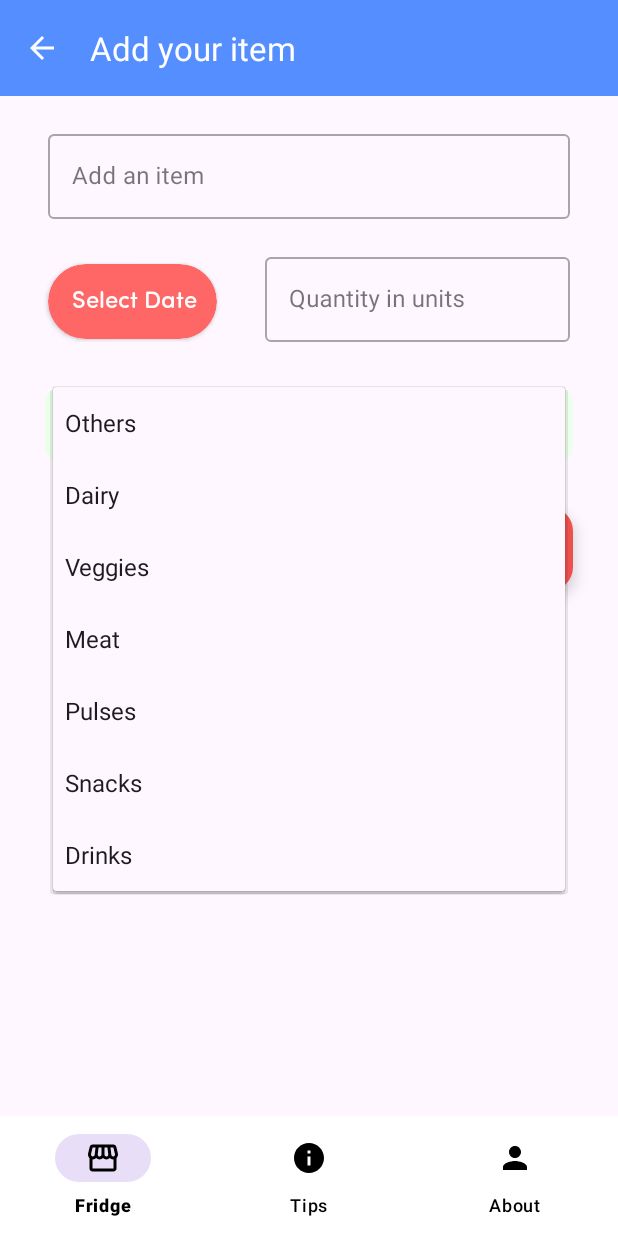
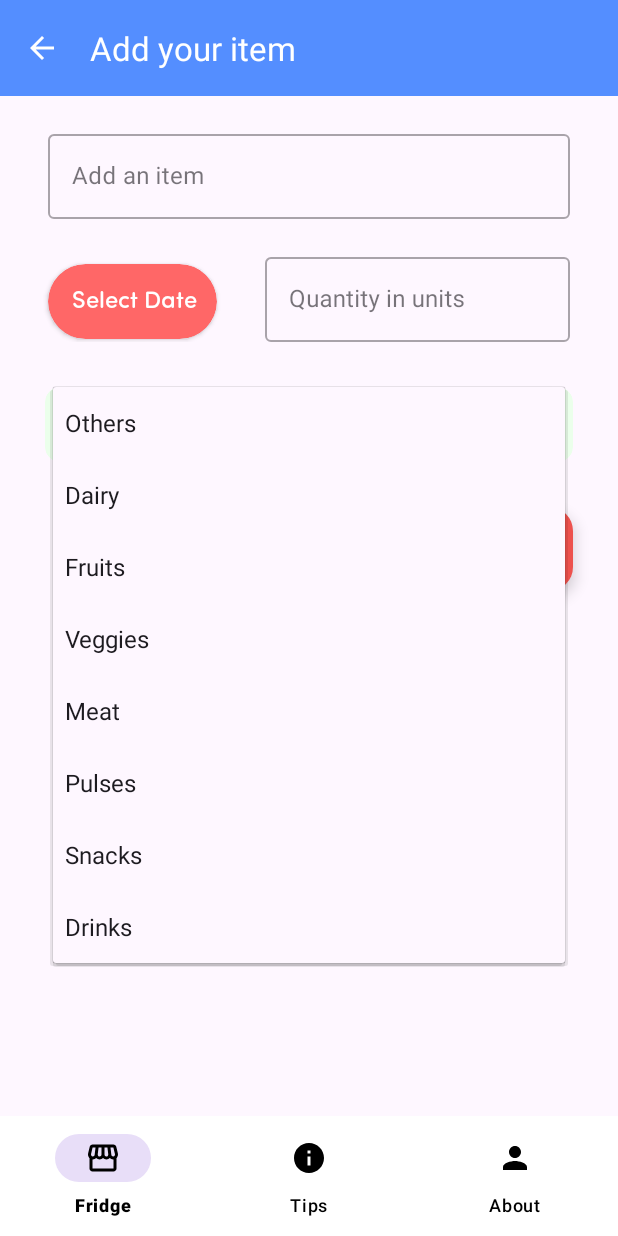
Before and after one commit to danascape/robust, an Android app: the AddItemFragment screen opened through its navigation route, after a tap on "Others", on a phone screen of 412 x 824 dp. Run offline under Robolectric (Android 15) with nearby library versions, the phone set to English and light mode, and no system bars; our stand-ins replace navigation-ui; 5 statements that could not run were skipped.

```diff
--- a/app/src/main/java/dev/dsi/robust/SplashActivity.kt
+++ b/app/src/main/java/dev/dsi/robust/SplashActivity.kt
@@ -11,7 +11,7 @@ class SplashActivity : AppCompatActivity() {
 
     override fun onCreate(savedInstanceState: Bundle?) {
         super.onCreate(savedInstanceState)
-
+        window.setStatusBarColor(this.getResources().getColor(R.color.gradient_start))
         binding = ActivitySplashBinding.inflate(layoutInflater)
         val view = binding.root
         Handler().postDelayed({
--- a/app/src/main/res/values/colors.xml
+++ b/app/src/main/res/values/colors.xml
@@ -42,6 +42,6 @@
     <color name="colorWarning">#ff9800</color>
 
     <color name="ColorFabRed">#ED514D</color>
-    <color name="gradient_start">#F4FFFA</color>
+    <color name="gradient_start">#E7FFF4</color>
     <color name="gradient_end">#A1FFC7</color>
 </resources>
--- a/app/src/main/res/values/strings.xml
+++ b/app/src/main/res/values/strings.xml
@@ -6,6 +6,7 @@
     <string-array name="Tag">
         <item>Others</item>
         <item>Dairy</item>
+        <item>Fruits</item>
         <item>Veggies</item>
         <item>Meat</item>
         <item>Pulses</item>
```
